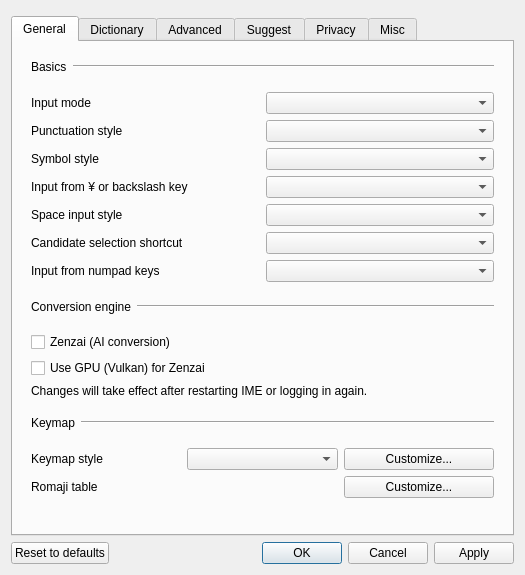
unok/mozc, file src/gui/config_dialog/config_dialog.ui: the form before one commit.
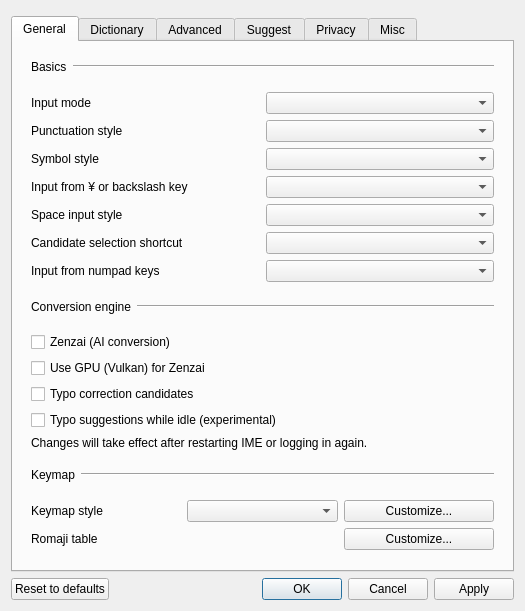
The form after the commit. Custom widgets are drawn as their Qt base class.

Commit message: feat: show typo-corrected candidates in the suggestion window

Patch:
```diff
--- a/src/gui/config_dialog/config_dialog.ui
+++ b/src/gui/config_dialog/config_dialog.ui
@@ -270,6 +270,20 @@
                  </property>
                 </widget>
                </item>
+               <item>
+                <widget class="QCheckBox" name="typoCorrectionCheckBox">
+                 <property name="text">
+                  <string>Typo correction candidates</string>
+                 </property>
+                </widget>
+               </item>
+               <item>
+                <widget class="QCheckBox" name="idleResuggestCheckBox">
+                 <property name="text">
+                  <string>Typo suggestions while idle (experimental)</string>
+                 </property>
+                </widget>
+               </item>
                <item>
                 <widget class="QLabel" name="zenzaiEnabledMessage">
                  <property name="text">
```
Left out of the diff: 2 changed lines with no effect on the pictures. The commit also changes 13 other files.
